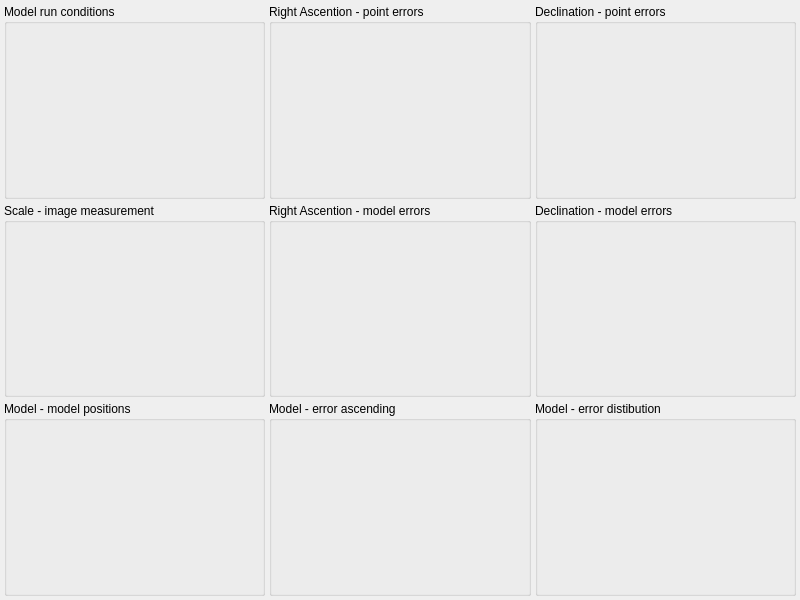
Above: mw4/gui/widgets/analyse.ui from mworion/MountWizzard4 before the change. Below: the same form after it.
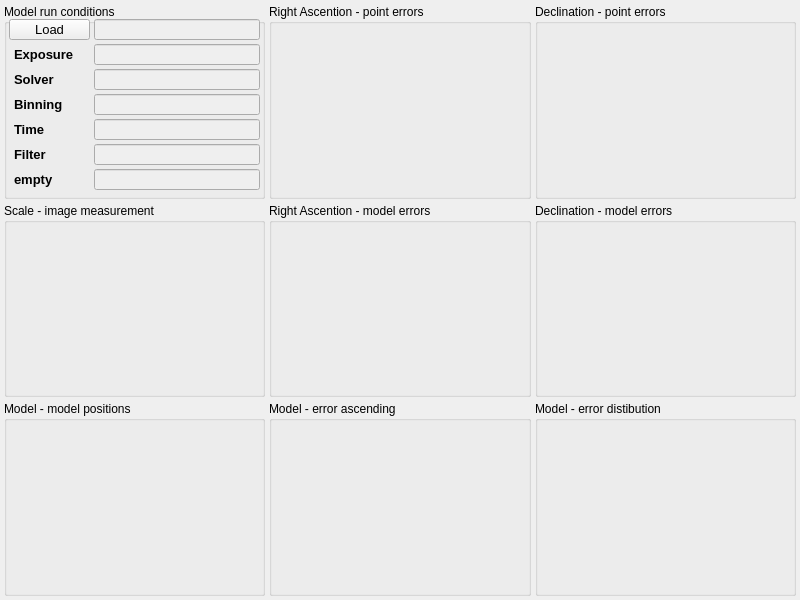
That is the form after the change.

Diff of the .ui file:
```diff
--- a/mw4/gui/widgets/analyse.ui
+++ b/mw4/gui/widgets/analyse.ui
@@ -262,23 +262,423 @@
      <property name="large" stdset="0">
       <bool>true</bool>
      </property>
-     <layout class="QGridLayout" name="gridLayout_2">
-      <property name="leftMargin">
-       <number>0</number>
+     <widget class="QLineEdit" name="filename">
+      <property name="enabled">
+       <bool>false</bool>
       </property>
-      <property name="topMargin">
-       <number>8</number>
+      <property name="geometry">
+       <rect>
+        <x>90</x>
+        <y>15</y>
+        <width>166</width>
+        <height>21</height>
+       </rect>
       </property>
-      <property name="rightMargin">
-       <number>0</number>
+      <property name="font">
+       <font>
+        <family>Courier</family>
+        <pointsize>10</pointsize>
+        <weight>50</weight>
+        <bold>false</bold>
+       </font>
       </property>
-      <property name="bottomMargin">
-       <number>0</number>
+      <property name="mouseTracking">
+       <bool>false</bool>
       </property>
-      <property name="spacing">
-       <number>0</number>
+      <property name="acceptDrops">
+       <bool>false</bool>
       </property>
-     </layout>
+      <property name="toolTip">
+       <string>Name of Model Points file, where the data is stored. </string>
+      </property>
+      <property name="layoutDirection">
+       <enum>Qt::RightToLeft</enum>
+      </property>
+      <property name="text">
+       <string/>
+      </property>
+      <property name="readOnly">
+       <bool>true</bool>
+      </property>
+     </widget>
+     <widget class="QPushButton" name="load">
+      <property name="geometry">
+       <rect>
+        <x>5</x>
+        <y>15</y>
+        <width>81</width>
+        <height>21</height>
+       </rect>
+      </property>
+      <property name="font">
+       <font>
+        <pointsize>10</pointsize>
+       </font>
+      </property>
+      <property name="toolTip">
+       <string>Loads the model points from file</string>
+      </property>
+      <property name="styleSheet">
+       <string notr="true"/>
+      </property>
+      <property name="text">
+       <string>Load</string>
+      </property>
+     </widget>
+     <widget class="QLineEdit" name="eposure">
+      <property name="enabled">
+       <bool>false</bool>
+      </property>
+      <property name="geometry">
+       <rect>
+        <x>90</x>
+        <y>40</y>
+        <width>166</width>
+        <height>21</height>
+       </rect>
+      </property>
+      <property name="font">
+       <font>
+        <family>Courier</family>
+        <pointsize>10</pointsize>
+        <weight>50</weight>
+        <bold>false</bold>
+       </font>
+      </property>
+      <property name="mouseTracking">
+       <bool>false</bool>
+      </property>
+      <property name="acceptDrops">
+       <bool>false</bool>
+      </property>
+      <property name="toolTip">
+       <string>Name of Model Points file, where the data is stored. </string>
+      </property>
+      <property name="layoutDirection">
+       <enum>Qt::RightToLeft</enum>
+      </property>
+      <property name="text">
+       <string/>
+      </property>
+      <property name="readOnly">
+       <bool>true</bool>
+      </property>
+     </widget>
+     <widget class="QLineEdit" name="solver">
+      <property name="enabled">
+       <bool>false</bool>
+      </property>
+      <property name="geometry">
+       <rect>
+        <x>90</x>
+        <y>65</y>
+        <width>166</width>
+        <height>21</height>
+       </rect>
+      </property>
+      <property name="font">
+       <font>
+        <family>Courier</family>
+        <pointsize>10</pointsize>
+        <weight>50</weight>
+        <bold>false</bold>
+       </font>
+      </property>
+      <property name="mouseTracking">
+       <bool>false</bool>
+      </property>
+      <property name="acceptDrops">
+       <bool>false</bool>
+      </property>
+      <property name="toolTip">
+       <string>Name of Model Points file, where the data is stored. </string>
+      </property>
+      <property name="layoutDirection">
+       <enum>Qt::RightToLeft</enum>
+      </property>
+      <property name="text">
+       <string/>
+      </property>
+      <property name="readOnly">
+       <bool>true</bool>
+      </property>
+     </widget>
+     <widget class="QLineEdit" name="binning">
+      <property name="enabled">
+       <bool>false</bool>
+      </property>
+      <property name="geometry">
+       <rect>
+        <x>90</x>
+        <y>90</y>
+        <width>166</width>
+        <height>21</height>
+       </rect>
+      </property>
+      <property name="font">
+       <font>
+        <family>Courier</family>
+        <pointsize>10</pointsize>
+        <weight>50</weight>
+        <bold>false</bold>
+       </font>
+      </property>
+      <property name="mouseTracking">
+       <bool>false</bool>
+      </property>
+      <property name="acceptDrops">
+       <bool>false</bool>
+      </property>
+      <property name="toolTip">
+       <string>Name of Model Points file, where the data is stored. </string>
+      </property>
+      <property name="layoutDirection">
+       <enum>Qt::RightToLeft</enum>
+      </property>
+      <property name="text">
+       <string/>
+      </property>
+      <property name="readOnly">
+       <bool>true</bool>
+      </property>
+     </widget>
+     <widget class="QLineEdit" name="time">
+      <property name="enabled">
+       <bool>false</bool>
+      </property>
+      <property name="geometry">
+       <rect>
+        <x>90</x>
+        <y>115</y>
+        <width>166</width>
+        <height>21</height>
+       </rect>
+      </property>
+      <property name="font">
+       <font>
+        <family>Courier</family>
+        <pointsize>10</pointsize>
+        <weight>50</weight>
+        <bold>false</bold>
+       </font>
+      </property>
+      <property name="mouseTracking">
+       <bool>false</bool>
+      </property>
+      <property name="acceptDrops">
+       <bool>false</bool>
+      </property>
+      <property name="toolTip">
+       <string>Name of Model Points file, where the data is stored. </string>
+      </property>
+      <property name="layoutDirection">
+       <enum>Qt::RightToLeft</enum>
+      </property>
+      <property name="text">
+       <string/>
+      </property>
+      <property name="readOnly">
+       <bool>true</bool>
+      </property>
+     </widget>
+     <widget class="QLineEdit" name="filter">
+      <property name="enabled">
+       <bool>false</bool>
+      </property>
+      <property name="geometry">
+       <rect>
+        <x>90</x>
+        <y>140</y>
+        <width>166</width>
+        <height>21</height>
+       </rect>
+      </property>
+      <property name="font">
+       <font>
+        <family>Courier</family>
+        <pointsize>10</pointsize>
+        <weight>50</weight>
+        <bold>false</bold>
+       </font>
+      </property>
+      <property name="mouseTracking">
+       <bool>false</bool>
+      </property>
+      <property name="acceptDrops">
+       <bool>false</bool>
+      </property>
+      <property name="toolTip">
+       <string>Name of Model Points file, where the data is stored. </string>
+      </property>
+      <property name="layoutDirection">
+       <enum>Qt::RightToLeft</enum>
+      </property>
+      <property name="text">
+       <string/>
+      </property>
+      <property name="readOnly">
+       <bool>true</bool>
+      </property>
+     </widget>
+     <widget class="QLabel" name="label">
+      <property name="geometry">
+       <rect>
+        <x>10</x>
+        <y>40</y>
+        <width>76</width>
+        <height>21</height>
+       </rect>
+      </property>
+      <property name="font">
+       <font>
+        <pointsize>10</pointsize>
+        <weight>75</weight>
+        <bold>true</bold>
+       </font>
+      </property>
+      <property name="text">
+       <string>Exposure</string>
+      </property>
+     </widget>
+     <widget class="QLabel" name="label_2">
+      <property name="geometry">
+       <rect>
+        <x>10</x>
+        <y>65</y>
+        <width>76</width>
+        <height>21</height>
+       </rect>
+      </property>
+      <property name="font">
+       <font>
+        <pointsize>10</pointsize>
+        <weight>75</weight>
+        <bold>true</bold>
+       </font>
+      </property>
+      <property name="text">
+       <string>Solver</string>
+      </property>
+     </widget>
+     <widget class="QLabel" name="label_3">
+      <property name="geometry">
+       <rect>
+        <x>10</x>
+        <y>90</y>
+        <width>76</width>
+        <height>21</height>
+       </rect>
+      </property>
+      <property name="font">
+       <font>
+        <pointsize>10</pointsize>
+        <weight>75</weight>
+        <bold>true</bold>
+       </font>
+      </property>
+      <property name="text">
+       <string>Binning</string>
+      </property>
+     </widget>
+     <widget class="QLabel" name="label_4">
+      <property name="geometry">
+       <rect>
+        <x>10</x>
+        <y>115</y>
+        <width>76</width>
+        <height>21</height>
+       </rect>
+      </property>
+      <property name="font">
+       <font>
+        <pointsize>10</pointsize>
+        <weight>75</weight>
+        <bold>true</bold>
+       </font>
+      </property>
+      <property name="text">
+       <string>Time</string>
+      </property>
+     </widget>
+     <widget class="QLabel" name="label_5">
+      <property name="geometry">
+       <rect>
+        <x>10</x>
+        <y>140</y>
+        <width>76</width>
+        <height>21</height>
+       </rect>
+      </property>
+      <property name="font">
+       <font>
+        <pointsize>10</pointsize>
+        <weight>75</weight>
+        <bold>true</bold>
+       </font>
+      </property>
+      <property name="text">
+       <string>Filter</string>
+      </property>
+     </widget>
+     <widget class="QLabel" name="label_6">
+      <property name="geometry">
+       <rect>
+        <x>10</x>
+        <y>165</y>
+        <width>76</width>
+        <height>21</height>
+       </rect>
+      </property>
+      <property name="font">
+       <font>
+        <pointsize>10</pointsize>
+        <weight>75</weight>
+        <bold>true</bold>
+       </font>
+      </property>
+      <property name="text">
+       <string>empty</string>
+      </property>
+     </widget>
+     <widget class="QLineEdit" name="empty">
+      <property name="enabled">
+       <bool>false</bool>
+      </property>
+      <property name="geometry">
+       <rect>
+        <x>90</x>
+        <y>165</y>
+        <width>166</width>
+        <height>21</height>
+       </rect>
+      </property>
+      <property name="font">
+       <font>
+        <family>Courier</family>
+        <pointsize>10</pointsize>
+        <weight>50</weight>
+        <bold>false</bold>
+       </font>
+      </property>
+      <property name="mouseTracking">
+       <bool>false</bool>
+      </property>
+      <property name="acceptDrops">
+       <bool>false</bool>
+      </property>
+      <property name="toolTip">
+       <string>Name of Model Points file, where the data is stored. </string>
+      </property>
+      <property name="layoutDirection">
+       <enum>Qt::RightToLeft</enum>
+      </property>
+      <property name="text">
+       <string/>
+      </property>
+      <property name="readOnly">
+       <bool>true</bool>
+      </property>
+     </widget>
     </widget>
    </item>
    <item row="0" column="2">
```
